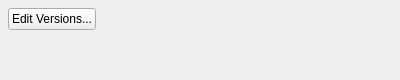
The window that settings_database.ui (all-in-one-of/renderqueue) describes before a commit, drawn with Qt 5.
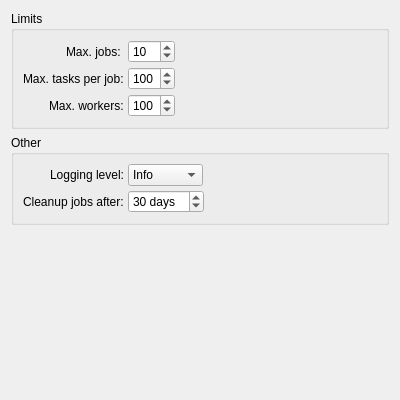
The same window after the commit.

The edit to the form file:
```diff
--- a/settings_database.ui
+++ b/settings_database.ui
@@ -7,7 +7,7 @@
     <x>0</x>
     <y>0</y>
     <width>400</width>
-    <height>80</height>
+    <height>400</height>
    </rect>
   </property>
   <property name="windowTitle">
@@ -16,26 +16,228 @@
   <property name="frameShape">
    <enum>QFrame::NoFrame</enum>
   </property>
-  <layout class="QFormLayout" name="formLayout">
-   <property name="fieldGrowthPolicy">
-    <enum>QFormLayout::ExpandingFieldsGrow</enum>
-   </property>
-   <property name="labelAlignment">
-    <set>Qt::AlignRight|Qt::AlignTrailing|Qt::AlignVCenter</set>
-   </property>
-   <property name="margin">
-    <number>8</number>
-   </property>
-   <item row="0" column="0">
-    <widget class="QPushButton" name="appPaths_pushButton">
-     <property name="text">
-      <string>Edit Versions...</string>
+  <layout class="QVBoxLayout" name="verticalLayout">
+   <item>
+    <widget class="QGroupBox" name="limits_groupBox">
+     <property name="sizePolicy">
+      <sizepolicy hsizetype="Preferred" vsizetype="Maximum">
+       <horstretch>0</horstretch>
+       <verstretch>0</verstretch>
+      </sizepolicy>
      </property>
-     <property name="exec" stdset="0">
-      <string>appPathsEditor</string>
+     <property name="title">
+      <string>Limits</string>
      </property>
+     <property name="xmlCategory" stdset="0">
+      <string>limits</string>
+     </property>
+     <property name="expandable" stdset="0">
+      <bool>true</bool>
+     </property>
+     <layout class="QFormLayout" name="limits_formLayout">
+      <property name="fieldGrowthPolicy">
+       <enum>QFormLayout::ExpandingFieldsGrow</enum>
+      </property>
+      <property name="labelAlignment">
+       <set>Qt::AlignRight|Qt::AlignTrailing|Qt::AlignVCenter</set>
+      </property>
+      <property name="horizontalSpacing">
+       <number>4</number>
+      </property>
+      <property name="verticalSpacing">
+       <number>4</number>
+      </property>
+      <item row="0" column="0">
+       <widget class="QLabel" name="maxJobs_label">
+        <property name="text">
+         <string>Max. jobs: </string>
+        </property>
+        <property name="buddy">
+         <cstring>maxJobs_spinBox</cstring>
+        </property>
+       </widget>
+      </item>
+      <item row="0" column="1">
+       <widget class="QSpinBox" name="maxJobs_spinBox">
+        <property name="minimum">
+         <number>1</number>
+        </property>
+        <property name="maximum">
+         <number>999</number>
+        </property>
+        <property name="value">
+         <number>10</number>
+        </property>
+        <property name="xmlTag" stdset="0">
+         <string>maxJobs</string>
+        </property>
+       </widget>
+      </item>
+      <item row="1" column="0">
+       <widget class="QLabel" name="maxTasksPerJob_label">
+        <property name="text">
+         <string>Max. tasks per job:</string>
+        </property>
+        <property name="buddy">
+         <cstring>maxTasksPerJob_spinBox</cstring>
+        </property>
+       </widget>
+      </item>
+      <item row="1" column="1">
+       <widget class="QSpinBox" name="maxTasksPerJob_spinBox">
+        <property name="minimum">
+         <number>1</number>
+        </property>
+        <property name="maximum">
+         <number>999</number>
+        </property>
+        <property name="value">
+         <number>100</number>
+        </property>
+        <property name="xmlTag" stdset="0">
+         <string>maxTasksPerJob</string>
+        </property>
+       </widget>
+      </item>
+      <item row="2" column="0">
+       <widget class="QLabel" name="maxWorkers_label">
+        <property name="text">
+         <string>Max. workers:</string>
+        </property>
+        <property name="buddy">
+         <cstring>maxWorkers_spinBox</cstring>
+        </property>
+       </widget>
+      </item>
+      <item row="2" column="1">
+       <widget class="QSpinBox" name="maxWorkers_spinBox">
+        <property name="minimum">
+         <number>1</number>
+        </property>
+        <property name="maximum">
+         <number>999</number>
+        </property>
+        <property name="value">
+         <number>100</number>
+        </property>
+        <property name="xmlTag" stdset="0">
+         <string>maxWorkers</string>
+        </property>
+       </widget>
+      </item>
+     </layout>
     </widget>
    </item>
+   <item>
+    <widget class="QGroupBox" name="other_groupBox">
+     <property name="sizePolicy">
+      <sizepolicy hsizetype="Preferred" vsizetype="Maximum">
+       <horstretch>0</horstretch>
+       <verstretch>0</verstretch>
+      </sizepolicy>
+     </property>
+     <property name="title">
+      <string>Other</string>
+     </property>
+     <property name="xmlCategory" stdset="0">
+      <string>other</string>
+     </property>
+     <property name="expandable" stdset="0">
+      <bool>true</bool>
+     </property>
+     <layout class="QFormLayout" name="other_formLayout">
+      <property name="fieldGrowthPolicy">
+       <enum>QFormLayout::ExpandingFieldsGrow</enum>
+      </property>
+      <property name="labelAlignment">
+       <set>Qt::AlignRight|Qt::AlignTrailing|Qt::AlignVCenter</set>
+      </property>
+      <property name="horizontalSpacing">
+       <number>4</number>
+      </property>
+      <property name="verticalSpacing">
+       <number>4</number>
+      </property>
+      <item row="0" column="0">
+       <widget class="QLabel" name="verbosity_label">
+        <property name="text">
+         <string>Logging level:</string>
+        </property>
+        <property name="buddy">
+         <cstring>maxJobs_spinBox</cstring>
+        </property>
+       </widget>
+      </item>
+      <item row="0" column="1">
+       <widget class="QComboBox" name="verbosity_comboBox">
+        <property name="currentIndex">
+         <number>1</number>
+        </property>
+        <property name="xmlTag" stdset="0">
+         <string>loggingLevel</string>
+        </property>
+        <item>
+         <property name="text">
+          <string>Warning</string>
+         </property>
+        </item>
+        <item>
+         <property name="text">
+          <string>Info</string>
+         </property>
+        </item>
+        <item>
+         <property name="text">
+          <string>Debug</string>
+         </property>
+        </item>
+       </widget>
+      </item>
+      <item row="1" column="0">
+       <widget class="QLabel" name="cleanupJobsAfter_label">
+        <property name="text">
+         <string>Cleanup jobs after:</string>
+        </property>
+        <property name="buddy">
+         <cstring>maxTasksPerJob_spinBox</cstring>
+        </property>
+       </widget>
+      </item>
+      <item row="1" column="1">
+       <widget class="QSpinBox" name="cleanupJobsAfter_spinBox">
+        <property name="suffix">
+         <string> days</string>
+        </property>
+        <property name="minimum">
+         <number>0</number>
+        </property>
+        <property name="maximum">
+         <number>999</number>
+        </property>
+        <property name="value">
+         <number>30</number>
+        </property>
+        <property name="xmlTag" stdset="0">
+         <string>cleanupJobsAfter</string>
+        </property>
+       </widget>
+      </item>
+     </layout>
+    </widget>
+   </item>
+   <item>
+    <spacer name="verticalSpacer">
+     <property name="orientation">
+      <enum>Qt::Vertical</enum>
+     </property>
+     <property name="sizeHint" stdset="0">
+      <size>
+       <width>20</width>
+       <height>40</height>
+      </size>
+     </property>
+    </spacer>
+   </item>
   </layout>
  </widget>
  <resources/>
```
